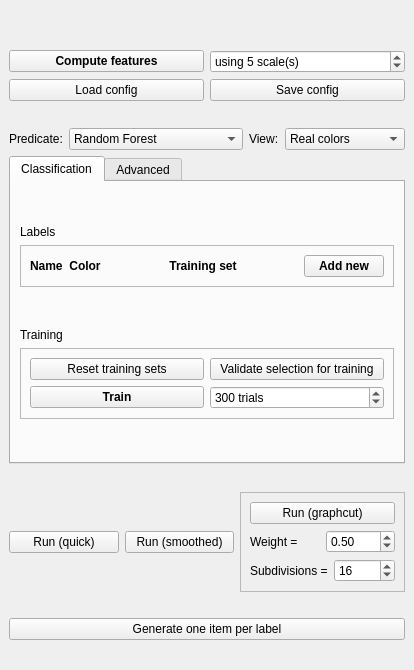
Old version of the form Polyhedron/demo/Polyhedron/Plugins/Classification/Classification_widget.ui in the repository CGAL/cgal.
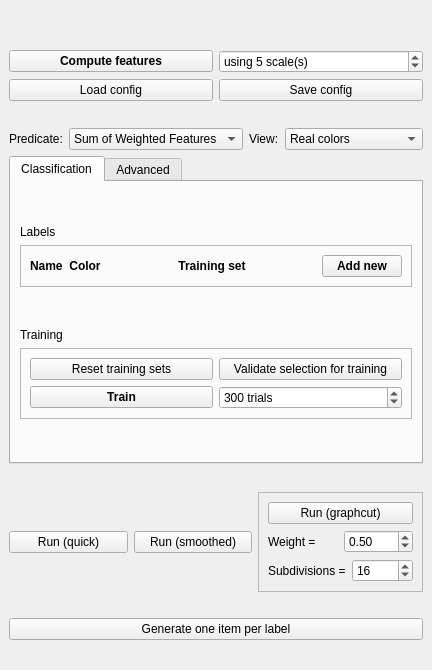
New version of the form.

Commit message: Invert predicate choices in plugin

Patch:
```diff
--- a/Polyhedron/demo/Polyhedron/Plugins/Classification/Classification_widget.ui
+++ b/Polyhedron/demo/Polyhedron/Plugins/Classification/Classification_widget.ui
@@ -6,7 +6,7 @@
    <rect>
     <x>0</x>
     <y>0</y>
-    <width>414</width>
+    <width>432</width>
     <height>670</height>
    </rect>
   </property>
@@ -127,7 +127,7 @@
         </property>
         <item>
          <property name="text">
-          <string>Random Forest</string>
+          <string>Sum of Weighted Features</string>
          </property>
         </item>
         <item>
```
Left out of the diff: 2 changed lines with no effect on the pictures. The commit also changes 2 other files.
